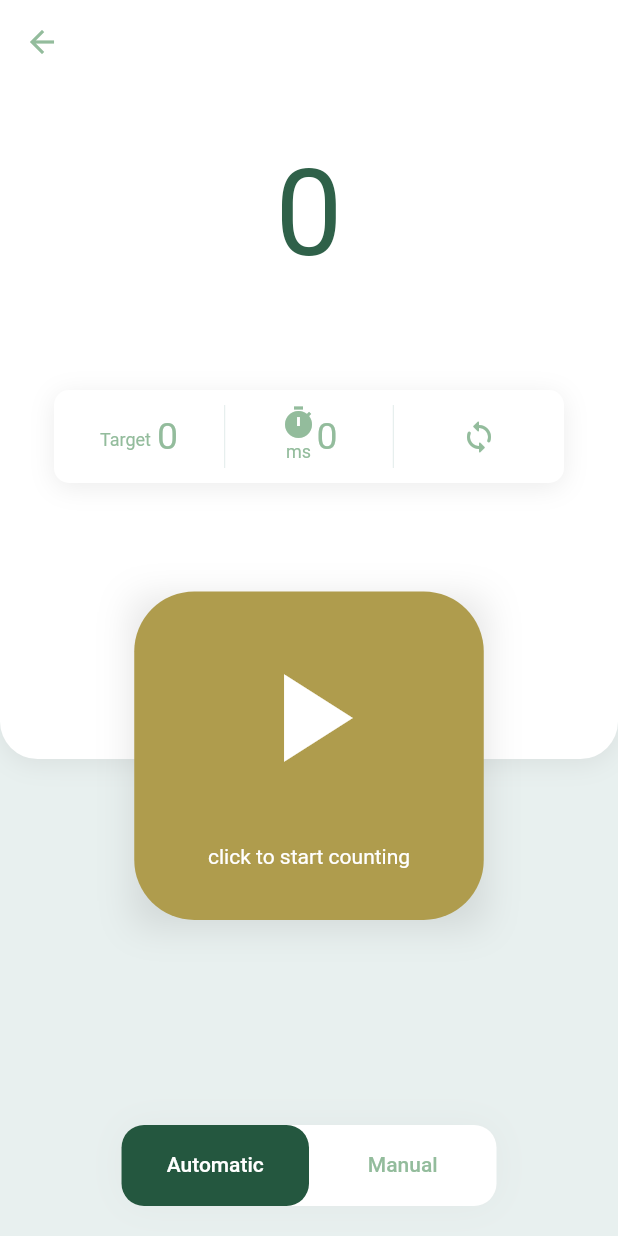
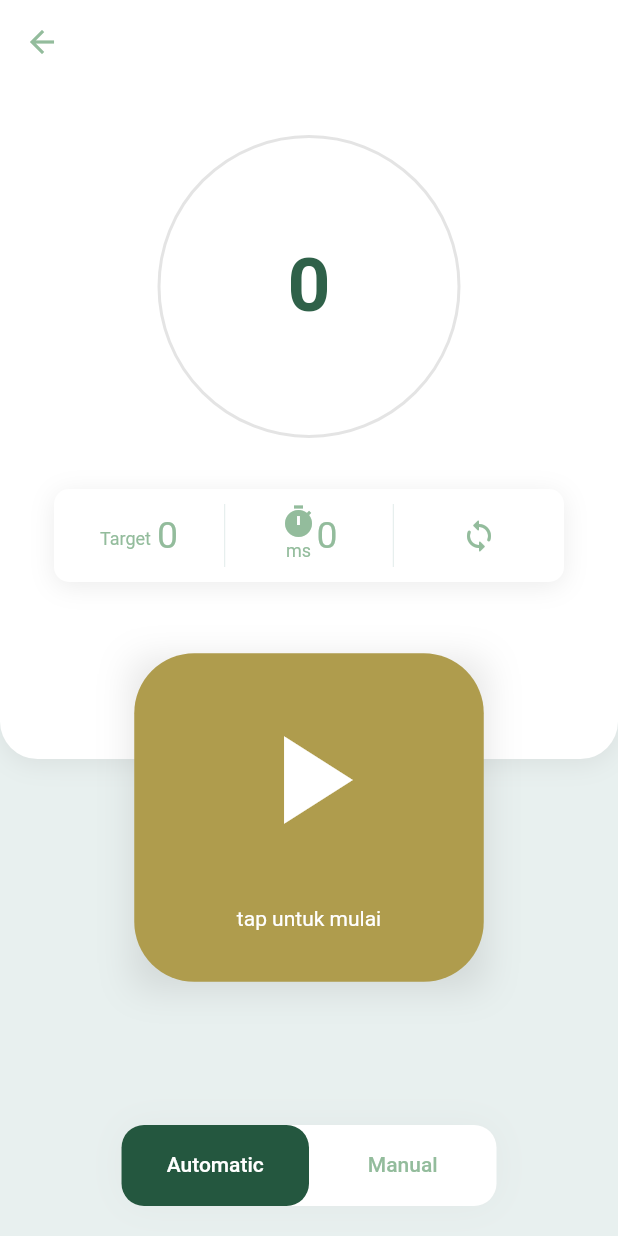
Before and after one commit to farsi-losa/Zikr-App-Flutter, a Flutter app: the DzikirCounter screen opened directly with empty values, on a phone screen of 412 x 824 dp. Run offline on Flutter 3.47's test engine with Material 2 defaults, Android fonts, the phone set to English and light mode, and no system bars; our stand-ins replace firebase_analytics, firebase_core, package_info_plus, sqflite; missing offline and left inert: flutter_vibrate; accounts and stored records are empty; project files that could hold a hidden picture were left out.

Commit message:
add circle indicator

```diff
--- a/lib/component/circle.dart
+++ b/lib/component/circle.dart
@@ -36,3 +36,67 @@ class MyPainter extends CustomPainter {
   @override
   bool shouldRepaint(CustomPainter oldDelegate) => false;
 }
+
+class CircleCounter extends CustomPainter {
+  int counter = 0;
+  int target = 0;
+
+  CircleCounter({required int counter, required int target}) {
+    this.counter = counter;
+    this.target = target;
+  }
+
+  static lastCountColor(int lastCount, int target) {
+    var percentage = lastCount / target * 100;
+    if (percentage > 0 && percentage <= 33) return Color(0xffE8F0EF);
+    if ((percentage > 33 && percentage <= 66))
+      return Color(0xffAF9C4D);
+    else
+      return Color(0xff24573F);
+  }
+
+  @override
+  void paint(Canvas canvas, Size size) {
+    // draw the circle indicator
+    final rect = Rect.fromLTRB(-100, -100, 100, 100);
+    final startAngle = -math.pi / 2;
+    final sweepAngle = ((math.pi * 2) / (target / counter * 100) * 100);
+    final useCenter = false;
+    final paint1 = Paint()
+      ..color = lastCountColor(counter, target)
+      ..style = PaintingStyle.stroke
+      ..strokeCap = StrokeCap.round
+      ..strokeWidth = 10;
+    final paint2 = Paint()
+      ..color = Color(0xffE4E4E4)
+      ..style = PaintingStyle.stroke
+      ..strokeCap = StrokeCap.round
+      ..strokeWidth = 2;
+    canvas.drawArc(rect, startAngle, math.pi * 2, useCenter, paint2);
+    canvas.drawArc(rect, startAngle, sweepAngle, useCenter, paint1);
+
+    // draw the number of counter inside Arc
+    final textStyle = TextStyle(
+      color: Color(0xff2F6149),
+      fontSize: 50,
+      fontWeight: FontWeight.bold,
+    );
+    final textSpan = TextSpan(
+      text: counter.toString(),
+      style: textStyle,
+    );
+    final textPainter = TextPainter(
+        text: textSpan,
+        textDirection: TextDirection.ltr,
+        textAlign: TextAlign.center);
+    textPainter.layout(minWidth: 50, maxWidth: 100);
+    Offset drawPosition =
+        Offset(-(textPainter.width / 2), -(textPainter.height / 2));
+    textPainter.paint(canvas, drawPosition);
+  }
+
+  @override
+  bool shouldRepaint(covariant CustomPainter oldDelegate) {
+    return true;
+  }
+}
--- a/lib/pages/dzikir_counter.dart
+++ b/lib/pages/dzikir_counter.dart
@@ -2,6 +2,7 @@ import 'package:flutter/material.dart';
 import 'dart:async';
 import 'package:flutter_vibrate/flutter_vibrate.dart';
 import 'package:dzikirapp/component/route.dart';
+import 'package:dzikirapp/component/circle.dart';
 import 'package:dzikirapp/db.dart';
 
 class DzikirCounter extends StatefulWidget {
@@ -201,12 +202,12 @@ class _DzikirCounterState extends State<DzikirCounter>
                   child: Column(
                     children: [
                       Container(
-                        margin: const EdgeInsets.only(top: 40, bottom: 70),
+                        height: 230,
+                        margin: const EdgeInsets.only(top: 20, bottom: 20),
                         child: Center(
-                          child: Text(
-                            _counter.toString(),
-                            style: TextStyle(
-                                color: Color(0xff2F6149), fontSize: 80),
+                          child: CustomPaint(
+                            painter: CircleCounter(
+                                counter: _counter, target: _qtyZikr),
                           ),
                         ),
                       ),
@@ -362,7 +363,7 @@ class _DzikirCounterState extends State<DzikirCounter>
                                               size: 100),
                                           Spacer(),
                                           Text(
-                                            'click to start counting',
+                                            'tap untuk mulai',
                                             style:
                                                 TextStyle(color: Colors.white),
                                           ),
@@ -410,7 +411,7 @@ class _DzikirCounterState extends State<DzikirCounter>
                                           ),
                                           Spacer(),
                                           Text(
-                                            'tap to counting',
+                                            'tap untuk menghitung',
                                             style:
                                                 TextStyle(color: Colors.white),
                                           ),
```
